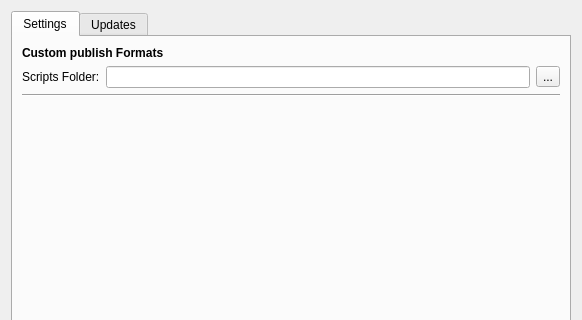
Qt form SpriteSheetPacker/PreferencesDialog.ui (amakaseev/sprite-sheet-packer) before a commit; both pictures show x 0 to 582 and y 0 to 320 of the 582 by 476 pixel window.
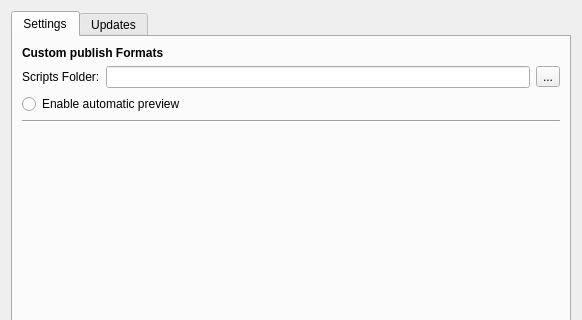
The same form after that commit. Icons and pictures are not drawn.

Commit message: Automatic preview, can be disabled in settings; cleanup command-line a bit

```diff
--- a/SpriteSheetPacker/PreferencesDialog.ui
+++ b/SpriteSheetPacker/PreferencesDialog.ui
@@ -69,6 +69,20 @@
          </item>
         </layout>
        </item>
+       <item>
+        <layout class="QHBoxLayout" name="horizontalLayout_3">
+         <item>
+          <widget class="QRadioButton" name="automaticPreviewRadioBtn">
+           <property name="layoutDirection">
+            <enum>Qt::LeftToRight</enum>
+           </property>
+           <property name="text">
+            <string>Enable automatic preview</string>
+           </property>
+          </widget>
+         </item>
+        </layout>
+       </item>
        <item>
         <widget class="Line" name="line">
          <property name="orientation">
```
The commit also changes 4 other files.
